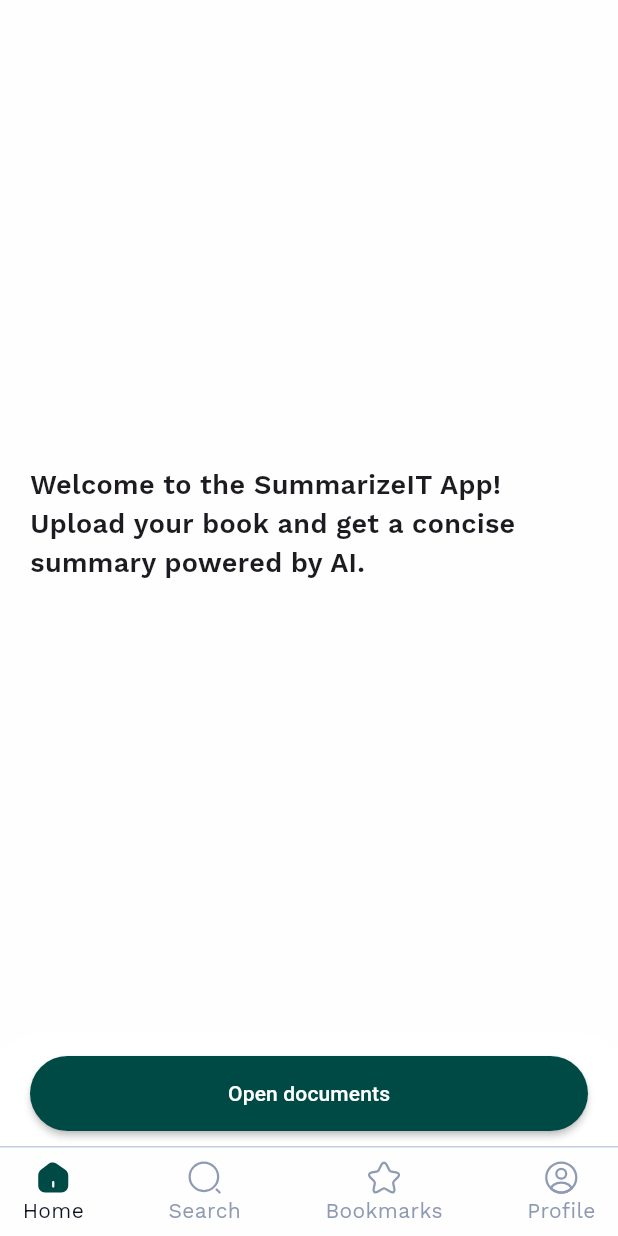
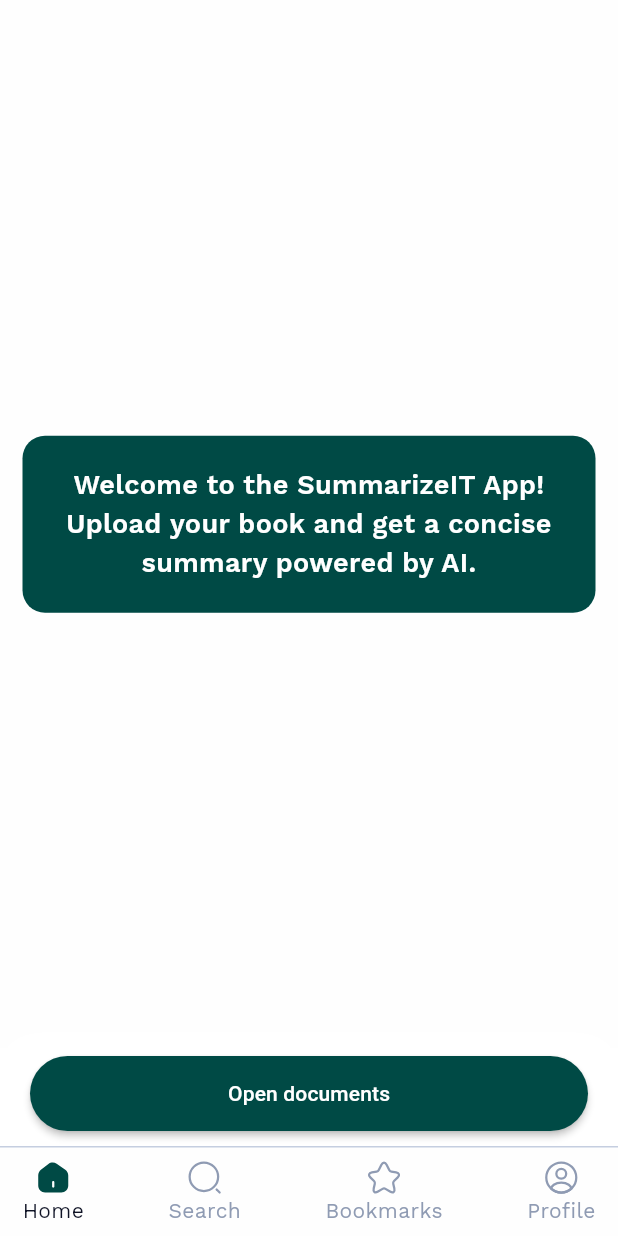
Before and after one commit to ibragimov05/summarize-it, a Flutter app: the screen it shows once a user with an empty profile is signed in, on a phone screen of 412 x 824 dp. Run offline on Flutter 3.47's test engine with Material 3 defaults, Android fonts, the phone set to English and light mode, and no system bars; our stand-ins replace adaptive_theme, file_picker, firebase_auth, firebase_core, flutter_dotenv, flutter_markdown and 4 more; missing offline and left inert: pdf_image_renderer; accounts and stored records are empty; generated files the repository leaves out were written again.

Commit message:
some errors has been fixed

```diff
--- /dev/null
+++ b/devtools_options.yaml
@@ -0,0 +1,3 @@
+description: This file stores settings for Dart & Flutter DevTools.
+documentation: https://docs.flutter.dev/tools/devtools/extensions#configure-extension-enablement-states
+extensions:
--- a/lib/main.dart
+++ b/lib/main.dart
@@ -45,14 +45,10 @@ class SummarizeIt extends StatelessWidget {
         home: StreamBuilder<User?>(
           stream: FirebaseAuth.instance.authStateChanges(),
           builder: (context, snapshot) {
-            if (snapshot.connectionState == ConnectionState.waiting) {
-              return const Center(child: CircularProgressIndicator());
+            if (snapshot.hasData) {
+              return const MainScreen();
             } else {
-              if (snapshot.hasData) {
-                return const MainScreen();
-              } else {
-                return const LoginScreen();
-              }
+              return const LoginScreen();
             }
           },
         ),
--- a/lib/ui/screens/home_screen/home_screen.dart
+++ b/lib/ui/screens/home_screen/home_screen.dart
@@ -8,11 +8,10 @@ import 'package:rounded_loading_button_plus/rounded_loading_button.dart';
 import 'package:summarize_it/logic/services/gemini/gemini_services.dart';
 import 'package:file_picker/file_picker.dart';
 import 'package:flutter/foundation.dart';
+import 'package:summarize_it/ui/screens/home_screen/widgets/greeting_message.dart';
 import 'package:summarize_it/utils/app_assets.dart';
 import 'package:summarize_it/utils/app_colors.dart';
-import 'package:summarize_it/utils/app_constants.dart';
 import 'package:summarize_it/utils/app_functions.dart';
-import 'package:summarize_it/utils/app_text_styles.dart';
 
 class HomeScreen extends StatefulWidget {
   const HomeScreen({super.key});
@@ -109,19 +108,7 @@ class _HomeScreenState extends State<HomeScreen> {
             ),
           Expanded(
             child: _response == null
-                ? Padding(
-                    padding: const EdgeInsets.symmetric(horizontal: 20.0),
-                    child: Center(
-                      child: Text(
-                        AppConstants.greetingMessage,
-                        textAlign: TextAlign.start,
-                        style: AppTextStyles.workSansMain.copyWith(
-                          fontWeight: FontWeight.w600,
-                          fontSize: 18,
-                        ),
-                      ),
-                    ),
-                  )
+                ? const GreetingMessage()
                 : Markdown(data: _response!),
           ),
           Container(
@@ -130,12 +117,16 @@ class _HomeScreenState extends State<HomeScreen> {
                 color: Colors.white,
                 spreadRadius: 1,
                 blurRadius: 25,
-                offset: Offset(0, -10), // Shadow position (x, y)
+                offset: Offset(0, -10),
               ),
             ]),
             child: Padding(
               padding: const EdgeInsets.only(
-                  left: 20.0, right: 20.0, bottom: 10, top: 5),
+                left: 20.0,
+                right: 20.0,
+                bottom: 10,
+                top: 5,
+              ),
               child: RoundedLoadingButton(
                 width: MediaQuery.of(context).size.width,
                 color: AppColors.green900,
--- /dev/null
+++ b/lib/ui/screens/home_screen/widgets/greeting_message.dart
@@ -0,0 +1,36 @@
+import 'package:flutter/material.dart';
+import 'package:summarize_it/utils/app_colors.dart';
+import 'package:summarize_it/utils/app_constants.dart';
+import 'package:summarize_it/utils/app_text_styles.dart';
+
+class GreetingMessage extends StatelessWidget {
+  const GreetingMessage({super.key});
+
+  @override
+  Widget build(BuildContext context) {
+    return Column(
+      mainAxisAlignment: MainAxisAlignment.center,
+      children: [
+        Container(
+          margin: const EdgeInsets.all(15),
+          padding: const EdgeInsets.symmetric(vertical: 20),
+          decoration: BoxDecoration(
+            color: AppColors.green900,
+            borderRadius: BorderRadius.circular(15),
+          ),
+          child: Center(
+            child: Text(
+              AppConstants.greetingMessage,
+              textAlign: TextAlign.center,
+              style: AppTextStyles.workSansMain.copyWith(
+                fontWeight: FontWeight.w600,
+                fontSize: 18,
+                color: AppColors.summarizeItWhite,
+              ),
+            ),
+          ),
+        ),
+      ],
+    );
+  }
+}
--- a/lib/utils/app_constants.dart
+++ b/lib/utils/app_constants.dart
@@ -1,4 +1,6 @@
 class AppConstants {
+  static const String summarizeIt = 'SummarizeIt';
+
   static const List<String> tabBox = [
     'Home',
     'Search',
@@ -14,7 +16,7 @@ class AppConstants {
   static const String rememberMe = 'Remember Me';
   static const String signIn = 'Sign In';
   static const String signUp = 'Sign Up';
-  static const String donNotHaveAnAccount = 'Don\'t have an account?';
+  static const String doNotHaveAnAccount = 'Don\'t have an account?';
   static const String completeYourAccount = 'Complete your account';
 
   //* hint texts
@@ -39,4 +41,18 @@ class AppConstants {
 
   static const String resetPasswordEmailSent =
       'A link to reset your password has been sent to your email';
+
+  //! onboaring
+  static List<String> onboardingTextTitles = [
+    'Now reading books will be easier.',
+    'Your reading companion powered by AI.',
+    'Experience books like never before.',
+  ];
+  static List<String> onboardingTexts = [
+    'Experience AI-powered summaries, making book reading faster and more efficient. Get the essence of any book in minutes.',
+    'BookSage\'s AI technology summarizes books, enhancing your reading experience. Join us and revolutionize your reading habits.',
+    'Save time with concise summaries. Focus on key ideas and enhance your knowledge efficiently.',
+  ];
+  static const String getStarted = 'Get Started';
+  static const String register = 'Register';
 }
--- a/lib/utils/app_router.dart
+++ b/lib/utils/app_router.dart
@@ -2,6 +2,7 @@ import 'package:flutter/cupertino.dart';
 import 'package:summarize_it/ui/screens/forgot_password_screen/forgot_password_screen.dart';
 import 'package:summarize_it/ui/screens/login_screen/login_screen.dart';
 import 'package:summarize_it/ui/screens/main_screen/main_screen.dart';
+import 'package:summarize_it/ui/screens/onboarding/onboarding_screen.dart';
 import 'package:summarize_it/ui/screens/sign_up_screen/sign_up_screen.dart';
 
 class AppRouter {
@@ -25,6 +26,8 @@ class AppRouter {
         return _buildPageRoute(const LoginScreen());
       case AppRouter.forgotPassword:
         return _buildPageRoute(const ForgotPasswordScreen());
+      case AppRouter.onboarding:
+        return _buildPageRoute(const OnboardingScreen());
       default:
         return _buildPageRoute(const LoginScreen());
     }
```
Also changed, not shown: lib/ui/screens/login_screen/login_screen.dart (+9 -8 lines), lib/ui/screens/onboarding/onboarding_screen.dart (added, +143 -0 lines), lib/ui/screens/onboarding/widgets/ellipse_widget.dart (added, +32 -0 lines), 1 other file.
